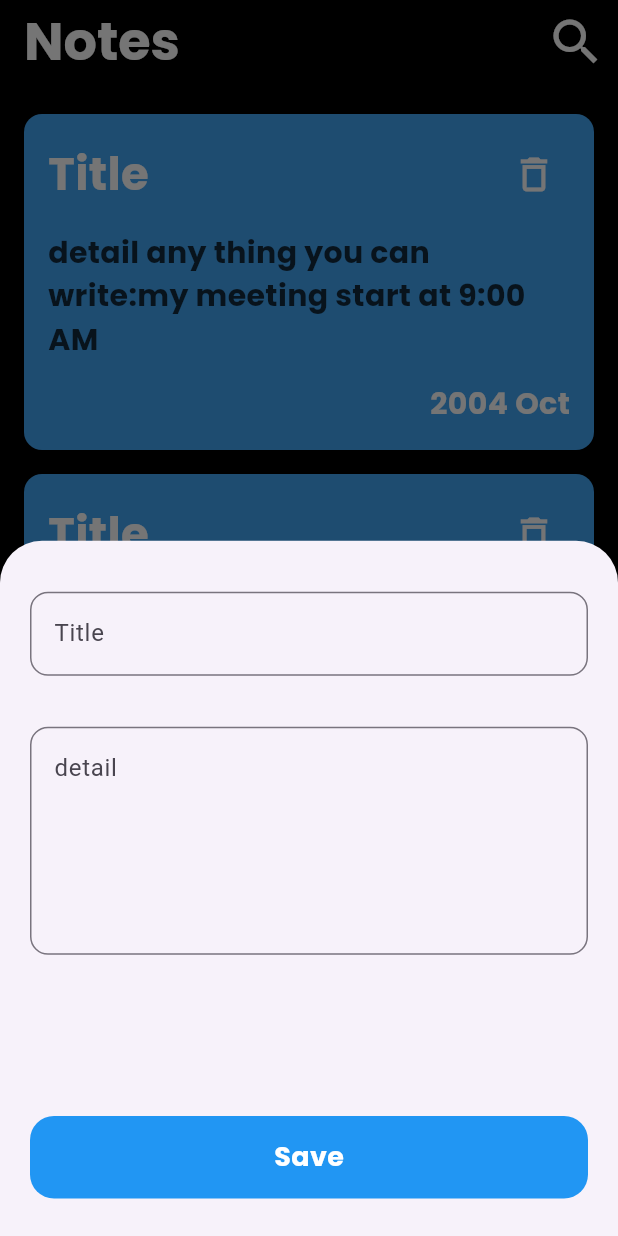
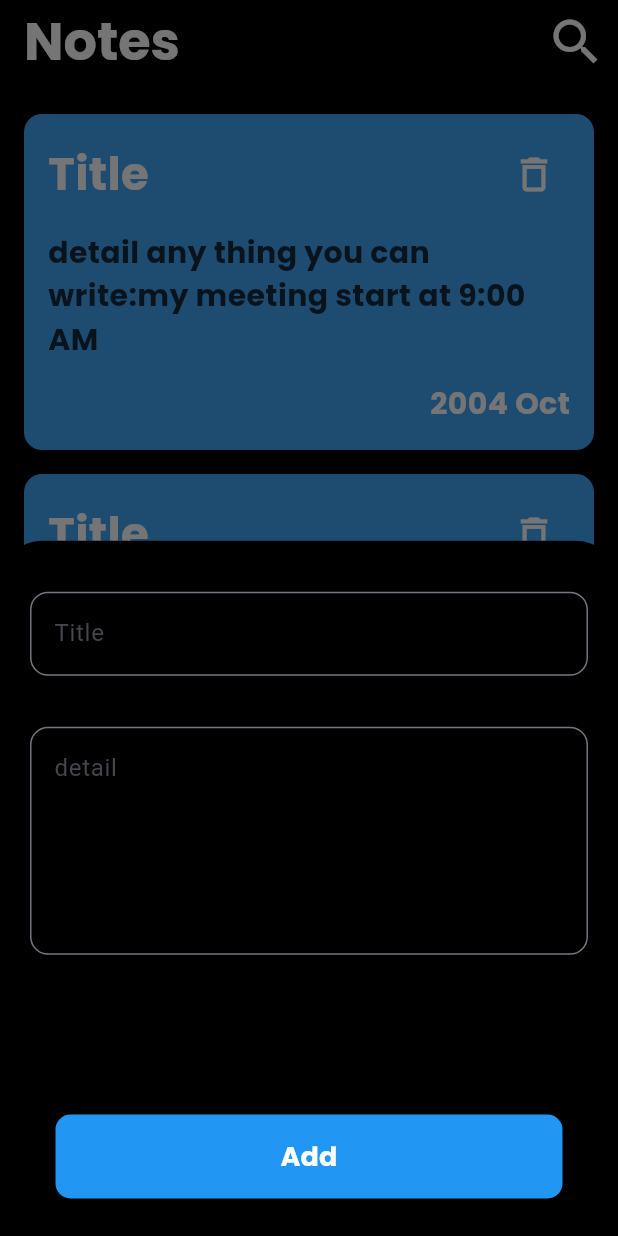
Before and after one commit to mohamedalsamrai/notes, a Flutter app: the screen it shows after launch, after a tap on the "add" icon, on a phone screen of 412 x 824 dp. Run offline on Flutter 3.47's test engine with Material 3 defaults, Android fonts, the phone set to English and light mode, and no system bars.

Commit message:
change add bottom

```diff
--- a/lib/components/add_bottom.dart
+++ b/lib/components/add_bottom.dart
@@ -5,25 +5,23 @@ class AddBottom extends StatelessWidget {
 
   @override
   Widget build(BuildContext context) {
-    return InkWell(
-      borderRadius: BorderRadius.circular(16),
-      onTap: () {},
-      child: Container(
-        height: 55,
-        decoration: BoxDecoration(
-          borderRadius: BorderRadius.circular(16),
-          color: Colors.blue,
+    return ElevatedButton(
+      onPressed: () {
+        Navigator.of(context).pop();
+      },
+      style: ElevatedButton.styleFrom(
+        backgroundColor: Colors.blue,
+        padding: const EdgeInsets.symmetric(vertical: 15, horizontal: 150),
+        shape: RoundedRectangleBorder(
+          borderRadius: BorderRadius.circular(10),
         ),
-        width: MediaQuery.of(context).size.width,
-        child: Center(
-          child: Text(
-            "Save",
-            style: TextStyle(
-              fontFamily: 'Poppins',
-              color: Colors.white,
-              fontSize: 18,
-            ),
-          ),
+      ),
+      child: Text(
+        "Add",
+        style: TextStyle(
+          fontFamily: 'Poppins',
+          color: Colors.white,
+          fontSize: 18,
         ),
       ),
     );
--- a/lib/main.dart
+++ b/lib/main.dart
@@ -1,7 +1,4 @@
 import 'package:flutter/material.dart';
-import 'package:notes/components/add_note_botton_sheet.dart';
-import 'package:notes/components/note_appbar.dart';
-import 'package:notes/components/notes_listview.dart';
 import 'package:notes/pages/note_page.dart';
 import 'package:notes/theme.dart';
 
--- a/lib/pages/note_page.dart
+++ b/lib/pages/note_page.dart
@@ -16,20 +16,21 @@ class NotePage extends StatelessWidget {
       floatingActionButton: FloatingActionButton(
         onPressed: () {
           showModalBottomSheet(
+            backgroundColor: Colors.black,
             context: context,
             builder: (context) => const AddNoteBottonSheet(),
           );
         },
-        child: const Icon(
-          Icons.add,
-          color: Colors.white,
-        ),
         backgroundColor: Colors.black,
         shape: const RoundedRectangleBorder(
           borderRadius: BorderRadius.all(
             Radius.circular(30.0),
           ),
         ),
+        child: const Icon(
+          Icons.add,
+          color: Colors.white,
+        ),
       ),
     );
   }
```
